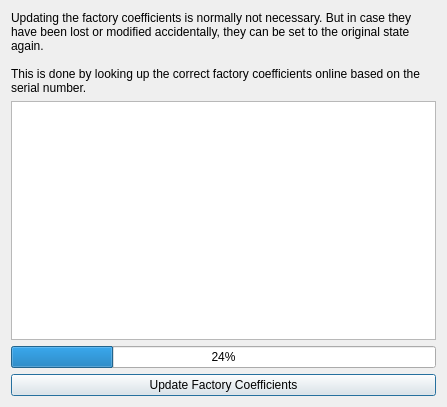
Above: Software/LibreCAL-GUI/factoryUpdateDialog.ui from jankae/LibreCAL before the change. Below: the same form after it.
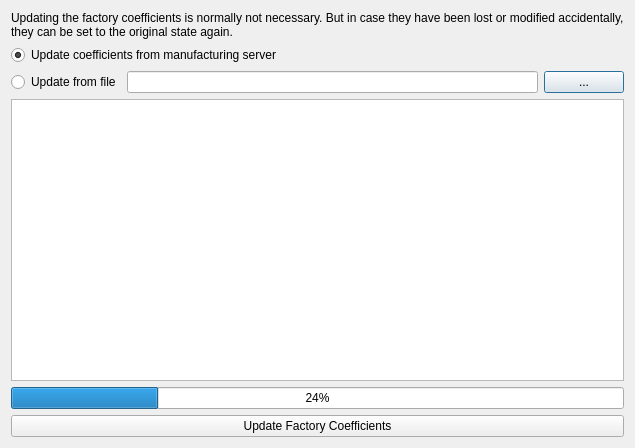
That is the form after the change.

Commit message: Add option to update factory coefficients from file

```diff
--- a/Software/LibreCAL-GUI/factoryUpdateDialog.ui
+++ b/Software/LibreCAL-GUI/factoryUpdateDialog.ui
@@ -9,8 +9,8 @@
    <rect>
     <x>0</x>
     <y>0</y>
-    <width>447</width>
-    <height>407</height>
+    <width>635</width>
+    <height>448</height>
    </rect>
   </property>
   <property name="windowTitle">
@@ -20,15 +20,53 @@
    <item>
     <widget class="QLabel" name="label">
      <property name="text">
-      <string>Updating the factory coefficients is normally not necessary. But in case they have been lost or modified accidentally, they can be set to the original state again.
-
-This is done by looking up the correct factory coefficients online based on the serial number.</string>
+      <string>Updating the factory coefficients is normally not necessary. But in case they have been lost or modified accidentally, they can be set to the original state again.</string>
      </property>
      <property name="wordWrap">
       <bool>true</bool>
      </property>
     </widget>
    </item>
+   <item>
+    <widget class="QRadioButton" name="updateServer">
+     <property name="text">
+      <string>Update coefficients from manufacturing server</string>
+     </property>
+     <property name="checked">
+      <bool>true</bool>
+     </property>
+     <attribute name="buttonGroup">
+      <string notr="true">buttonGroup</string>
+     </attribute>
+    </widget>
+   </item>
+   <item>
+    <layout class="QHBoxLayout" name="horizontalLayout">
+     <item>
+      <widget class="QRadioButton" name="updateFile">
+       <property name="text">
+        <string>Update from file</string>
+       </property>
+       <attribute name="buttonGroup">
+        <string notr="true">buttonGroup</string>
+       </attribute>
+      </widget>
+     </item>
+     <item>
+      <widget class="QLineEdit" name="file"/>
+     </item>
+     <item>
+      <widget class="QPushButton" name="browse">
+       <property name="toolTip">
+        <string>Select file</string>
+       </property>
+       <property name="text">
+        <string>...</string>
+       </property>
+      </widget>
+     </item>
+    </layout>
+   </item>
    <item>
     <widget class="QPlainTextEdit" name="msg">
      <property name="focusPolicy">
```
Left out of the diff: 5 changed lines with no effect on the pictures. The commit also changes 1 other file.
